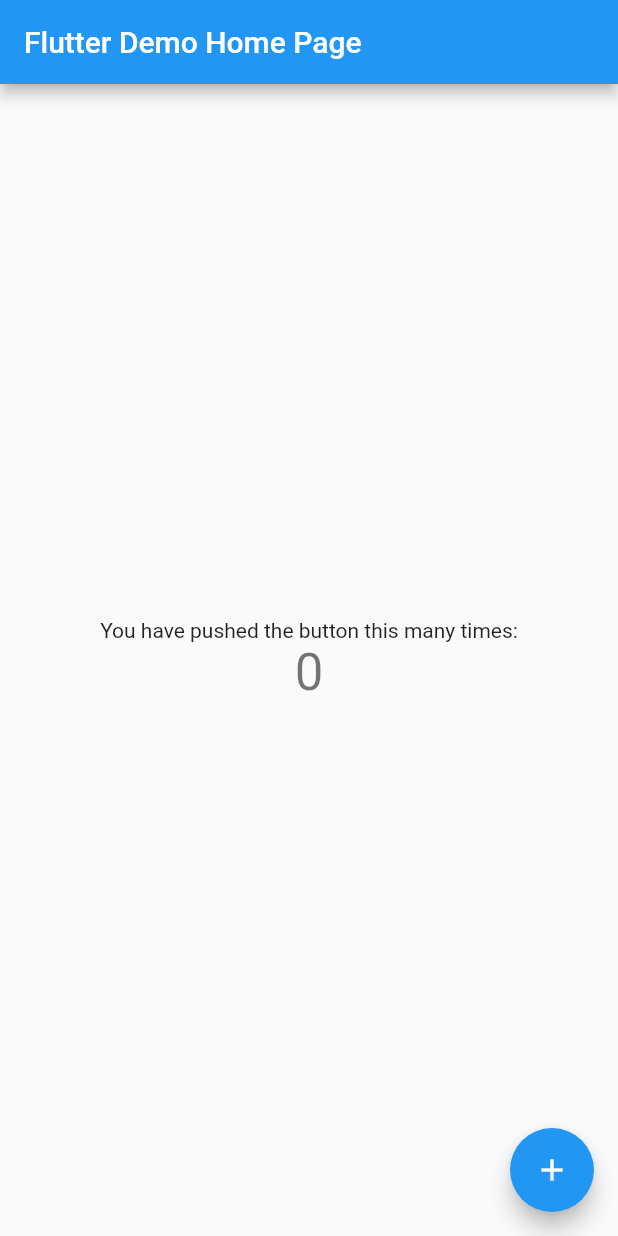
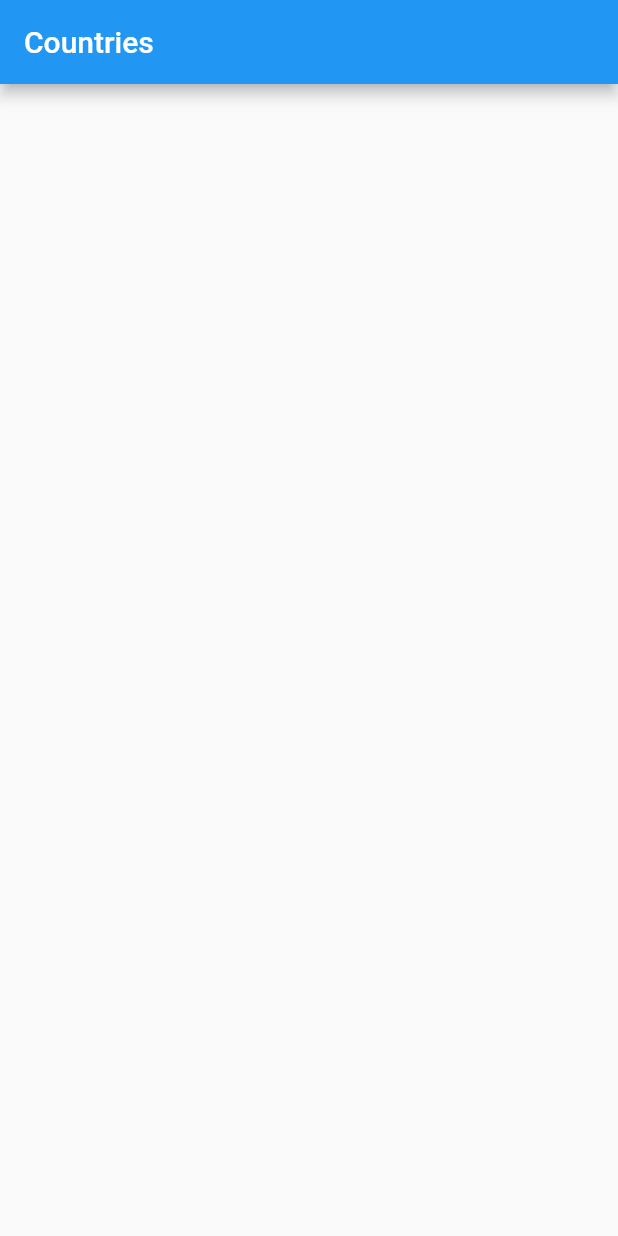
Before and after one commit to AlinaStepanova/Countries, a Flutter app: the screen it shows after launch, on a phone screen of 412 x 824 dp. Run offline on Flutter 3.47's test engine with Material 2 defaults, Android fonts, the phone set to English and light mode, and no system bars.

Commit message:
add starting page

```diff
--- a/lib/main.dart
+++ b/lib/main.dart
@@ -1,4 +1,7 @@
 import 'package:flutter/material.dart';
+
+import 'ui/countries_page.dart';
+import 'utils/utils.dart';
 
 void main() {
   runApp(const MyApp());
@@ -7,109 +10,15 @@ void main() {
 class MyApp extends StatelessWidget {
   const MyApp({Key? key}) : super(key: key);
 
-  // This widget is the root of your application.
   @override
   Widget build(BuildContext context) {
     return MaterialApp(
-      title: 'Flutter Demo',
+      title: countriesTitle,
+      debugShowCheckedModeBanner: false,
       theme: ThemeData(
-        // This is the theme of your application.
-        //
-        // Try running your application with "flutter run". You'll see the
-        // application has a blue toolbar. Then, without quitting the app, try
-        // changing the primarySwatch below to Colors.green and then invoke
-        // "hot reload" (press "r" in the console where you ran "flutter run",
-        // or simply save your changes to "hot reload" in a Flutter IDE).
-        // Notice that the counter didn't reset back to zero; the application
-        // is not restarted.
         primarySwatch: Colors.blue,
       ),
-      home: const MyHomePage(title: 'Flutter Demo Home Page'),
+      home: const CountriesPage(),
     );
   }
 }
-
-class MyHomePage extends StatefulWidget {
-  const MyHomePage({Key? key, required this.title}) : super(key: key);
-
-  // This widget is the home page of your application. It is stateful, meaning
-  // that it has a State object (defined below) that contains fields that affect
-  // how it looks.
-
-  // This class is the configuration for the state. It holds the values (in this
-  // case the title) provided by the parent (in this case the App widget) and
-  // used by the build method of the State. Fields in a Widget subclass are
-  // always marked "final".
-
-  final String title;
-
-  @override
-  State<MyHomePage> createState() => _MyHomePageState();
-}
-
-class _MyHomePageState extends State<MyHomePage> {
-  int _counter = 0;
-
-  void _incrementCounter() {
-    setState(() {
-      // This call to setState tells the Flutter framework that something has
-      // changed in this State, which causes it to rerun the build method below
-      // so that the display can reflect the updated values. If we changed
-      // _counter without calling setState(), then the build method would not be
-      // called again, and so nothing would appear to happen.
-      _counter++;
-    });
-  }
-
-  @override
-  Widget build(BuildContext context) {
-    // This method is rerun every time setState is called, for instance as done
-    // by the _incrementCounter method above.
-    //
-    // The Flutter framework has been optimized to make rerunning build methods
-    // fast, so that you can just rebuild anything that needs updating rather
-    // than having to individually change instances of widgets.
-    return Scaffold(
-      appBar: AppBar(
-        // Here we take the value from the MyHomePage object that was created by
-        // the App.build method, and use it to set our appbar title.
-        title: Text(widget.title),
-      ),
-      body: Center(
-        // Center is a layout widget. It takes a single child and positions it
-        // in the middle of the parent.
-        child: Column(
-          // Column is also a layout widget. It takes a list of children and
-          // arranges them vertically. By default, it sizes itself to fit its
-          // children horizontally, and tries to be as tall as its parent.
-          //
-          // Invoke "debug painting" (press "p" in the console, choose the
-          // "Toggle Debug Paint" action from the Flutter Inspector in Android
-          // Studio, or the "Toggle Debug Paint" command in Visual Studio Code)
-          // to see the wireframe for each widget.
-          //
-          // Column has various properties to control how it sizes itself and
-          // how it positions its children. Here we use mainAxisAlignment to
-          // center the children vertically; the main axis here is the vertical
-          // axis because Columns are vertical (the cross axis would be
-          // horizontal).
-          mainAxisAlignment: MainAxisAlignment.center,
-          children: <Widget>[
-            const Text(
-              'You have pushed the button this many times:',
-            ),
-            Text(
-              '$_counter',
-              style: Theme.of(context).textTheme.headline4,
-            ),
-          ],
-        ),
-      ),
-      floatingActionButton: FloatingActionButton(
-        onPressed: _incrementCounter,
-        tooltip: 'Increment',
-        child: const Icon(Icons.add),
-      ), // This trailing comma makes auto-formatting nicer for build methods.
-    );
-  }
-}
--- /dev/null
+++ b/lib/ui/countries_page.dart
@@ -0,0 +1,22 @@
+import 'package:flutter/material.dart';
+
+import '../utils/utils.dart';
+
+class CountriesPage extends StatefulWidget {
+  const CountriesPage({Key? key}) : super(key: key);
+
+  @override
+  State<CountriesPage> createState() => _CountriesPageState();
+}
+
+class _CountriesPageState extends State<CountriesPage> {
+  @override
+  Widget build(BuildContext context) {
+    return Scaffold(
+      appBar: AppBar(
+        title: const Text(countriesTitle),
+      ),
+      body: Container(),
+    );
+  }
+}
--- /dev/null
+++ b/lib/utils/utils.dart
@@ -0,0 +1,2 @@
+const String countriesTitle = "Countries";
+const String baseUrl = "https://countries.trevorblades.com,";
--- a/pubspec.yaml
+++ b/pubspec.yaml
@@ -34,6 +34,8 @@ dependencies:
   # The following adds the Cupertino Icons font to your application.
   # Use with the CupertinoIcons class for iOS style icons.
   cupertino_icons: ^1.0.2
+  provider: ^6.0.3
+  graphql_flutter: ^5.1.0
 
 dev_dependencies:
   flutter_test:
```
Also changed, not shown: pubspec.lock, 5 other files.
